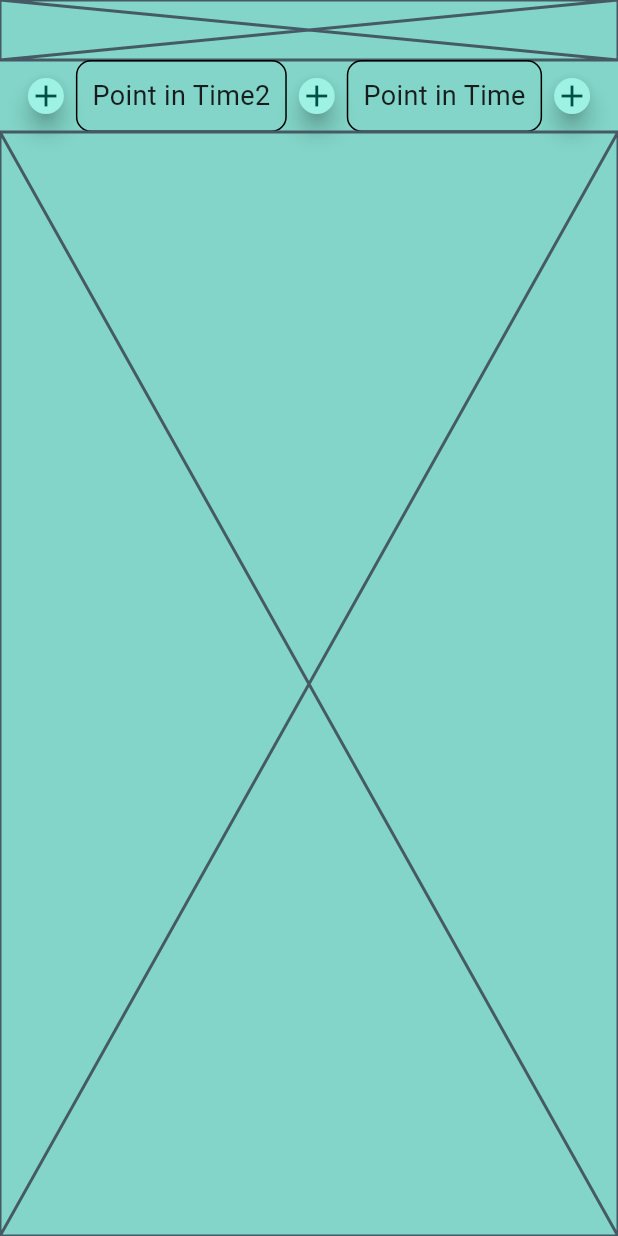
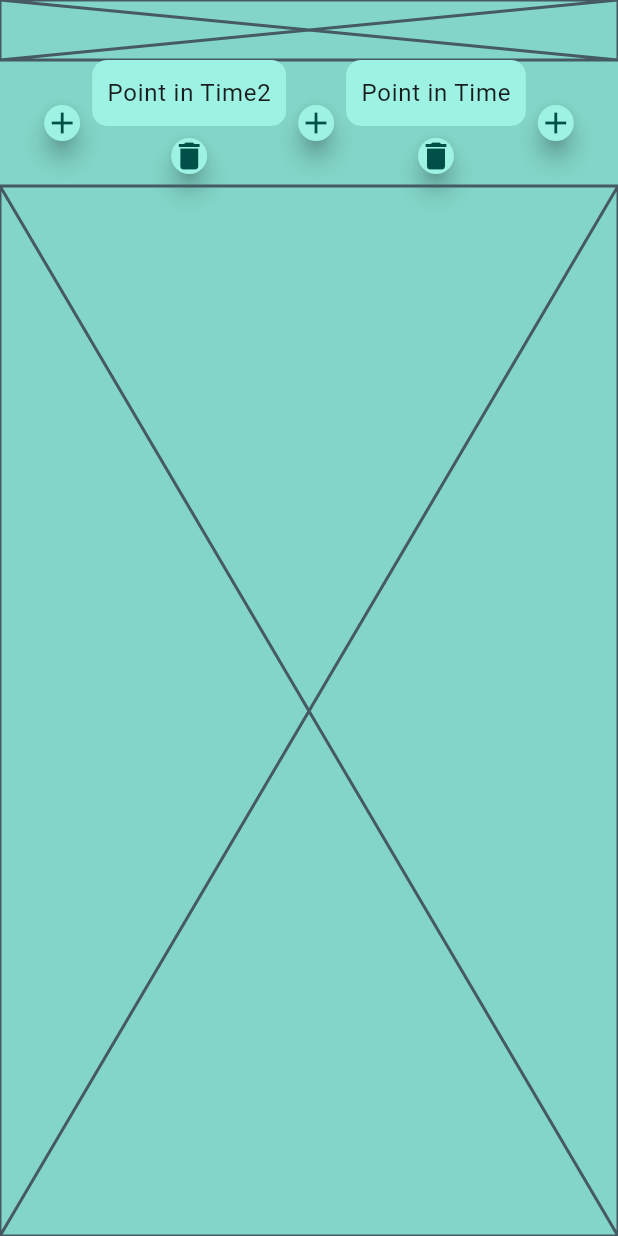
Before and after one commit to KiraResari/ceal-chronicler-f, a Flutter app: the screen it shows after launch, after a tap on the "add" icon, on a phone screen of 412 x 824 dp. Run offline on Flutter 3.47's test engine with Material 3 defaults, Android fonts, the phone set to English and light mode, and no system bars; our stand-ins replace event_bus, get_it; missing offline and left inert: optional.

Commit message:
Points in time can now be deleted, except for the last point in time

```diff
--- /dev/null
+++ b/lib/exceptions/invalid_operation_exception.dart
@@ -0,0 +1,5 @@
+class InvalidOperationException implements Exception{
+  final String cause;
+
+  InvalidOperationException(this.cause);
+}
--- /dev/null
+++ b/lib/timeline/delete_point_in_time_button.dart
@@ -0,0 +1,29 @@
+import 'package:ceal_chronicler_f/timeline/point_in_time.dart';
+import 'package:ceal_chronicler_f/timeline/time_bar_controller.dart';
+import 'package:flutter/material.dart';
+import 'package:provider/provider.dart';
+
+import '../utils/widgets/small_circular_button.dart';
+
+class DeletePointInTimeButton extends SmallCircularButton {
+  final PointInTime point;
+
+  const DeletePointInTimeButton({super.key, required this.point})
+      : super(
+          tooltip: "Delete this point in time",
+          disabledTooltip: "The last point in time can't be deleted",
+          icon: Icons.delete,
+        );
+
+  @override
+  void onPressed(BuildContext context) {
+    TimeBarController controller = context.read<TimeBarController>();
+    controller.delete(point);
+  }
+
+  @override
+  bool isEnabled(BuildContext context) {
+    TimeBarController controller = context.read<TimeBarController>();
+    return controller.isDeletingAllowed;
+  }
+}
--- a/lib/timeline/time_bar_controller.dart
+++ b/lib/timeline/time_bar_controller.dart
@@ -15,8 +15,15 @@ class TimeBarController extends ChangeNotifier {
 
   List<PointInTime> get pointsInTime => _pointInTimeRepository.all;
 
+  get isDeletingAllowed => _pointInTimeRepository.all.length > 1;
+
   void addPointInTimeAtIndex(int index) {
     _pointInTimeRepository.createNewAtIndex(index);
     notifyListeners();
   }
+
+  void delete(PointInTime point) {
+    _pointInTimeRepository.remove(point);
+    notifyListeners();
+  }
 }
--- a/lib/timeline/time_bar_panel.dart
+++ b/lib/timeline/time_bar_panel.dart
@@ -1,5 +1,7 @@
 import 'package:ceal_chronicler_f/timeline/point_in_time.dart';
 import 'package:flutter/material.dart';
+
+import 'delete_point_in_time_button.dart';
 
 class TimeBarPanel extends StatelessWidget {
   final PointInTime pointInTime;
@@ -8,13 +10,31 @@ class TimeBarPanel extends StatelessWidget {
 
   @override
   Widget build(BuildContext context) {
+    return Column(
+      children: [
+        _buildNamePanel(context),
+        _buildButtonRow(context),
+      ],
+    );
+  }
+
+  Widget _buildNamePanel(BuildContext context) {
+    ThemeData theme = Theme.of(context);
     return Container(
       decoration: BoxDecoration(
-        border: Border.all(),
+        color: theme.colorScheme.primaryContainer,
         borderRadius: BorderRadius.circular(10.0),
       ),
       padding: const EdgeInsets.all(10.0),
-      child: Text(pointInTime.name, style: const TextStyle(fontSize: 18.0)),
+      child: Text(pointInTime.name, style: theme.textTheme.bodyLarge),
+    );
+  }
+
+  Widget _buildButtonRow(BuildContext context) {
+    return Row(
+      children: [
+        DeletePointInTimeButton(point: pointInTime),
+      ],
     );
   }
 }
--- a/lib/utils/widgets/small_circular_button.dart
+++ b/lib/utils/widgets/small_circular_button.dart
@@ -2,26 +2,42 @@ import 'package:flutter/material.dart';
 
 abstract class SmallCircularButton extends StatelessWidget {
   final String tooltip;
+  final String? disabledTooltip;
   final IconData icon;
 
-  const SmallCircularButton(
-      {super.key, required this.tooltip, required this.icon});
+  const SmallCircularButton({
+    super.key,
+    required this.tooltip,
+    required this.icon,
+    this.disabledTooltip,
+  });
 
   @override
   Widget build(BuildContext context) {
+    ThemeData theme = Theme.of(context);
+    Color enabledColor = theme.colorScheme.primaryContainer;
+    Color disabledColor = theme.colorScheme.secondaryContainer;
+    Color enabledIconColor = theme.colorScheme.onPrimaryContainer;
+    Color disabledIconColor = theme.colorScheme.onSurfaceVariant;
     return Padding(
       padding: const EdgeInsets.all(8.0),
       child: SizedBox(
         height: 24,
         width: 24,
         child: FloatingActionButton(
-          tooltip: tooltip,
-          onPressed: () => onPressed(context),
-          child: Icon(icon),
+          backgroundColor: isEnabled(context) ? enabledColor : disabledColor,
+          tooltip: isEnabled(context) ? tooltip : disabledTooltip,
+          onPressed: isEnabled(context) ? () => onPressed(context) : null,
+          child: Icon(
+            icon,
+            color: isEnabled(context) ? enabledIconColor : disabledIconColor,
+          ),
         ),
       ),
     );
   }
 
   void onPressed(BuildContext context);
+
+  bool isEnabled(BuildContext context) => true;
 }
```
Also changed, not shown: lib/timeline/point_in_time_repository.dart (+9 -0 lines), 2 other files.
